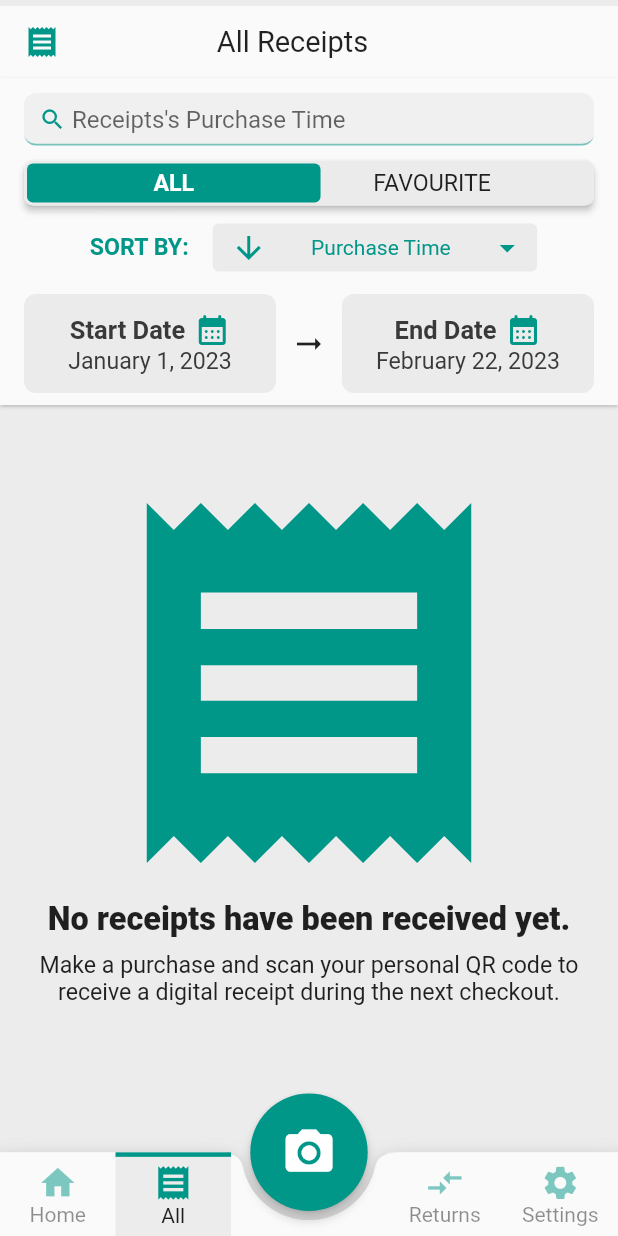
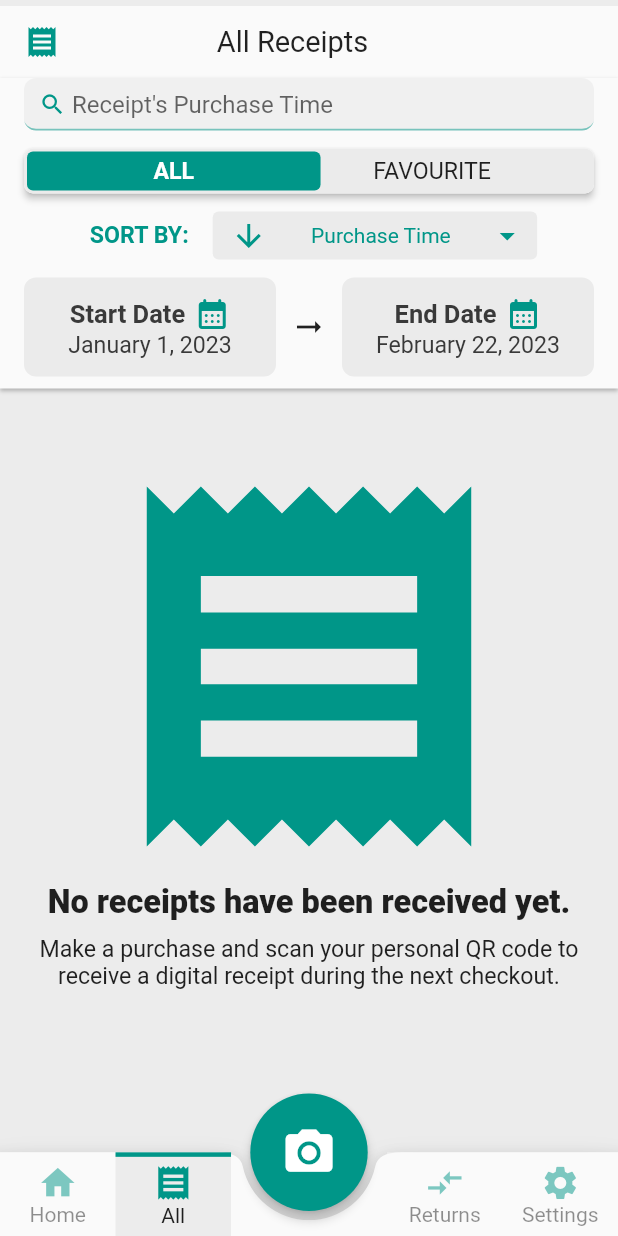
Before and after one commit to TomasKopunec/smart_receipts, a Flutter app: the TabsScaffold screen opened directly, item 2 of the bottom bar chosen, after a tap on "ALL", on a phone screen of 412 x 824 dp. Run offline on Flutter 3.47's test engine with Material 2 defaults, Android fonts, the phone set to English and light mode, and no system bars; our stand-ins replace animated_splash_screen, auto_size_text, flutter_slidable, persistent_bottom_nav_bar, qr_flutter, shared_preferences and 1 more; accounts and stored records are empty; network calls fail; statements that could not run were skipped.

Commit message:
Added Control Header builder

```diff
--- a/lib/helpers/receipts_filter_helper.dart
+++ b/lib/helpers/receipts_filter_helper.dart
@@ -9,12 +9,14 @@ class ReceiptsFilterHelper {
     required List<Receipt> receipts,
     required String value,
     Set<String>? favourites,
+    required bool favEnabled,
     DateTime? start,
     DateTime? end,
   }) async {
     // 1. Filter favourites
-    if (favourites != null) {
-      receipts = await _filterReceiptFavourites(receipts, favourites);
+    if (favourites != null && favEnabled) {
+      receipts =
+          await _filterReceiptFavourites(receipts, favourites, favEnabled);
       if (receipts.isEmpty) {
         return Future(() => []);
       }
@@ -35,9 +37,9 @@ class ReceiptsFilterHelper {
 
   /// Filters out favourite receipts
   static Future<List<Receipt>> _filterReceiptFavourites(
-      List<Receipt> receipts, Set<String> favourites) {
-    return Future(
-        () => receipts.where((r) => _favourite(r, favourites)).toList());
+      List<Receipt> receipts, Set<String> favourites, bool favEnabled) {
+    return Future(() =>
+        receipts.where((r) => _favourite(r, favourites, favEnabled)).toList());
   }
 
   /// Filters by Date Range
@@ -77,8 +79,8 @@ class ReceiptsFilterHelper {
     return purchaseDateTime.isAfter(start) && purchaseDateTime.isBefore(end);
   }
 
-  static bool _favourite(Receipt r, Set<String> favourites) {
-    return favourites.contains(r.receiptId);
+  static bool _favourite(Receipt r, Set<String> favourites, bool favEnabled) {
+    return favEnabled ? favourites.contains(r.receiptId) : true;
   }
 
   static bool _retailerName(Receipt r, String value) =>
--- a/lib/helpers/returns_filter_helper.dart
+++ b/lib/helpers/returns_filter_helper.dart
@@ -19,9 +19,9 @@ class ReturnsFilterHelper {
 
     // 2. Perform receipts search (on returns original receipts)
     final receipts = await ReceiptsFilterHelper.filterReceipts(
-      receipts: returns.map((e) => e.originalReceipt!).toList(),
-      value: value,
-    );
+        receipts: returns.map((e) => e.originalReceipt!).toList(),
+        value: value,
+        favEnabled: false);
     final receiptIds = receipts.map((r) => r.receiptId).toSet();
 
     // 3. Return all returns that have a matching ID with found receipts
--- a/lib/main.dart
+++ b/lib/main.dart
@@ -1,7 +1,6 @@
 import 'package:flutter/material.dart';
 import 'package:flutter/services.dart';
 import 'package:provider/provider.dart';
-import 'package:smart_receipts/models/return/return.dart';
 import 'package:smart_receipts/providers/auth/auth_provider.dart';
 import 'package:smart_receipts/providers/returns/returns_provider.dart';
 import 'package:smart_receipts/providers/screen_provider.dart.dart';
--- a/lib/providers/receipts/receipts_provider.dart
+++ b/lib/providers/receipts/receipts_provider.dart
@@ -53,6 +53,7 @@ class ReceiptsProvider with ChangeNotifier {
       receipts: [..._receipts],
       value: _filterValue,
       favourites: _favorites,
+      favEnabled: _isShowingFavorites,
       start: _start,
       end: _end,
     );
--- a/lib/screens/tabs/all_receipts/all_receipts_screen.dart
+++ b/lib/screens/tabs/all_receipts/all_receipts_screen.dart
@@ -4,8 +4,8 @@ import 'package:provider/provider.dart';
 import 'package:smart_receipts/helpers/size_helper.dart';
 import 'package:smart_receipts/providers/auth/auth_provider.dart';
 import 'package:smart_receipts/providers/receipts/receipts_provider.dart';
-import 'package:smart_receipts/screens/tabs/all_receipts/control_header.dart';
 import 'package:smart_receipts/screens/tabs/all_receipts/responsive_table/receipt_table.dart';
+import 'package:smart_receipts/widgets/control_header/control_header_builder.dart';
 import '../../tab_control/abstract_tab_screen.dart';
 
 class AllReceiptsScreen extends AbstractTabScreen {
@@ -109,12 +109,24 @@ class _AllReceiptsState extends State<AllReceiptsScreen> {
   @override
   Widget build(BuildContext context) {
     return widget.getScreen(
-        headerBody: ControlHeader(isLoading: _isLoading),
+        headerBody: header,
         screenBody: SingleChildScrollView(
           controller: _controller,
           physics: const BouncingScrollPhysics(
               parent: AlwaysScrollableScrollPhysics()),
-          child: ReceiptTable(refreshData: _refreshData, isLoading: _isLoading),
+          child: ReceiptTable(
+            refreshData: _refreshData,
+            isLoading: _isLoading,
+          ),
         ));
   }
+
+  Widget get header {
+    return ControlHeaderBuilder()
+        .withReceiptSearchBar()
+        .withFavouriteToggle(context)
+        .withReceiptSorting()
+        .withReceiptRangeSelection(context)
+        .build(context, _isLoading);
+  }
 }
--- a/lib/screens/tabs/all_receipts/control_header.dart
+++ /dev/null
@@ -1,197 +0,0 @@
-import 'package:flutter/material.dart';
-import 'package:intl/intl.dart';
-import 'package:provider/provider.dart';
-import 'package:smart_receipts/models/receipt/receipt.dart';
-import 'package:smart_receipts/providers/receipts/receipts_provider.dart';
-import 'package:smart_receipts/providers/settings/settings_provider.dart';
-import 'package:smart_receipts/widgets/control_header/sorting_selection.dart';
-import 'package:smart_receipts/widgets/dialogs/dialog_helper.dart';
-import 'package:smart_receipts/widgets/selection_widget.dart';
-
-import '../../../helpers/size_helper.dart';
-import '../../../widgets/animated_toggle.dart';
-import '../../../widgets/control_header/search_bar.dart';
-
-class ControlHeader extends StatelessWidget {
-  final bool isLoading;
-
-  const ControlHeader({
-    super.key,
-    required this.isLoading,
-  });
-
-  Widget getSearchControls(context, ReceiptsProvider provider) {
-    final color = Theme.of(context).primaryColor;
-
-    return Column(
-      children: [
-        Container(
-          padding: const EdgeInsets.only(left: 16, right: 16, bottom: 8),
-          child: Column(
-            children: [
-              // Search Bar
-              const SizedBox(height: 10),
-
-              Consumer<ReceiptsProvider>(
-                builder: (ctx, provider, _) => SearchBar(
-                  onValueChanged: (value) => provider.setFilterValue(value),
-                  hintText: () => "Receipts's ${provider.searchKey.toString()}",
-                ),
-              ),
-
-              const SizedBox(height: 10),
-
-              // Toggle Switch
-              AnimatedToggle(
-                width: SizeHelper.getScreenWidth(context),
-                animDuration: const Duration(milliseconds: 750),
-                values: const ['ALL', 'FAVOURITE'],
-                buttonColor: color,
-                backgroundColor: Theme.of(context).focusColor,
-                textColor: Colors.white,
-                isInitialValue: true,
-                onValueChange: (value) {
-                  provider.toggleFavourites();
-                },
-              ),
-
-              const SizedBox(height: 12),
-
-              // Sorting
-              Consumer<ReceiptsProvider>(
-                builder: (ctx, provider, _) => SortingSelection(
-                  searchableKeys: Receipt.getSearchableKeys(),
-                  onSelected: (value) => provider.setSearchKey(value),
-                  getSortStatus: () => provider.sortStatus,
-                  getValue: () => provider.searchKey,
-                ),
-              ),
-
-              const SizedBox(height: 15),
-
-              // Range Selection
-              Consumer2<ReceiptsProvider, SettingsProvider>(
-                builder: (ctx, receipts, settings, _) => Row(
-                  mainAxisAlignment: MainAxisAlignment.center,
-                  crossAxisAlignment: CrossAxisAlignment.center,
-                  children: [
-                    dateRangeEntry(
-                      context: context,
-                      isStart: true,
-                      dateFormat: settings.dateTimeFormat,
-                      dateTime: receipts.startRangeDate,
-                      onSelected: receipts.setStartRangeDate,
-                    ),
-                    const SizedBox(width: 10),
-                    const Icon(Icons.arrow_right_alt),
-                    const SizedBox(width: 10),
-                    dateRangeEntry(
-                      context: context,
-                      isStart: false,
-                      dateFormat: settings.dateTimeFormat,
-                      dateTime: receipts.endRangeDate,
-                      onSelected: receipts.setEndRangeDate,
-                    )
-                  ],
-                ),
-              ),
-            ],
-          ),
-        ),
-        if (isLoading)
-          LinearProgressIndicator(
-            minHeight: SizeHelper.getScreenHeight(context) * 0.007,
-          )
-      ],
-    );
-  }
-
-  Widget dateRangeEntry({
-    required BuildContext context,
-    required bool isStart,
-    required DateTime dateTime,
-    required DateTimeFormat dateFormat,
-    required Function(DateTime) onSelected,
-  }) {
-    return Expanded(
-      child: Center(
-        child: Material(
-          color: Theme.of(context).focusColor,
-          borderRadius: BorderRadius.circular(8),
-          child: InkWell(
-            onTap: () async {
-              final selected = await DialogHelper.showDatePickerDialog(
-                  context, dateTime, isStart);
-              if (selected != null) {
-                onSelected(selected);
-              }
-            },
-            splashColor: Theme.of(context).primaryColor.withOpacity(0.5),
-            borderRadius: BorderRadius.circular(8),
-            child: Padding(
-              padding: const EdgeInsets.symmetric(vertical: 12, horizontal: 6),
-              child: Column(
-                mainAxisAlignment: MainAxisAlignment.center,
-                crossAxisAlignment: CrossAxisAlignment.start,
-                children: [
-                  Row(
-                    mainAxisAlignment: MainAxisAlignment.center,
-                    children: [
-                      Text(
-                        isStart ? "Start Date" : "End Date",
-                        style: Theme.of(context).textTheme.subtitle1!.copyWith(
-                            fontWeight: FontWeight.w600,
-                            color: Theme.of(context).indicatorColor,
-                            fontSize: SizeHelper.getFontSize(
-                              context,
-                              size: FontSize.regularLarge,
-                            )),
-                      ),
-                      const SizedBox(width: 6),
-                      Icon(
-                        Icons.calendar_month_rounded,
-                        color: Theme.of(context).primaryColor,
-                      )
-                    ],
-                  ),
-                  Center(
-                    child: Text(
-                      DateFormat(dateFormat.format).format(dateTime),
-                      style: Theme.of(context).textTheme.subtitle1!.copyWith(
-                          fontWeight: FontWeight.w400,
-                          color: Theme.of(context).indicatorColor,
-                          fontSize: SizeHelper.getFontSize(
-                            context,
-                            size: FontSize.regular,
-                          )),
-                    ),
-                  ),
-                ],
-              ),
-            ),
-          ),
-        ),
-      ),
-    );
-  }
-
-  Widget getSelectionControls(context, provider) {
-    return Container(
-      padding: const EdgeInsets.only(bottom: 0, top: 8),
-      child: const SelectionWidget(),
-    );
-  }
-
-  Widget getControls(context, ReceiptsProvider provider) {
-    return provider.isSelecting
-        ? getSelectionControls(context, provider)
-        : getSearchControls(context, provider);
-  }
-
-  @override
-  Widget build(BuildContext context) {
-    return Consumer<ReceiptsProvider>(builder: (ctx, provider, child) {
-      return getControls(context, provider);
-    });
-  }
-}
--- a/lib/screens/tabs/all_receipts/responsive_table/receipt_table.dart
+++ b/lib/screens/tabs/all_receipts/responsive_table/receipt_table.dart
@@ -1,6 +1,5 @@
 import 'package:flutter/material.dart';
 import 'package:provider/provider.dart';
-import 'package:shimmer/shimmer.dart';
 
 import 'package:smart_receipts/helpers/size_helper.dart';
 import 'package:smart_receipts/providers/receipts/receipts_provider.dart';
--- a/lib/screens/tabs/returns/returns_screen.dart
+++ b/lib/screens/tabs/returns/returns_screen.dart
@@ -7,6 +7,7 @@ import 'package:smart_receipts/providers/receipts/receipts_provider.dart';
 import 'package:smart_receipts/providers/returns/returns_provider.dart';
 import 'package:smart_receipts/screens/tabs/returns/control_header.dart';
 import 'package:smart_receipts/screens/tabs/returns/returns_entry.dart';
+import 'package:smart_receipts/widgets/control_header/control_header_builder.dart';
 import 'package:smart_receipts/widgets/no_data_found_widget.dart';
 import 'package:smart_receipts/widgets/shimmer_widget.dart';
 
@@ -96,7 +97,7 @@ class _ReturnsScreenState extends State<ReturnsScreen> {
   @override
   Widget build(BuildContext context) {
     return widget.getScreen(
-      headerBody: ControlHeader(isLoading: _isLoading),
+      headerBody: header,
       screenBody: SingleChildScrollView(
         controller: _controller,
         physics: const BouncingScrollPhysics(
@@ -107,6 +108,14 @@ class _ReturnsScreenState extends State<ReturnsScreen> {
         ),
       ),
     );
+  }
+
+  Widget get header {
+    return ControlHeaderBuilder()
+        .withReturnsSearchBar()
+        .withReturnsSorting()
+        .withReturnRangeSelection(context)
+        .build(context, _isLoading);
   }
 
   Widget getBody(ReturnsProvider provider) {
--- /dev/null
+++ b/lib/widgets/control_header/control_header_builder.dart
@@ -0,0 +1,160 @@
+import 'package:flutter/material.dart';
+import 'package:provider/provider.dart';
+import 'package:smart_receipts/helpers/size_helper.dart';
+import 'package:smart_receipts/models/receipt/receipt.dart';
+import 'package:smart_receipts/models/return/return.dart';
+import 'package:smart_receipts/providers/receipts/receipts_provider.dart';
+import 'package:smart_receipts/providers/returns/returns_provider.dart';
+import 'package:smart_receipts/providers/settings/settings_provider.dart';
+import 'package:smart_receipts/widgets/animated_toggle.dart';
+import 'package:smart_receipts/widgets/control_header/date_range_entry.dart';
+import 'package:smart_receipts/widgets/control_header/search_bar.dart';
+
+import 'sorting_selection.dart';
+
+class ControlHeaderBuilder {
+  final List<Widget> _widgets = [];
+
+  // SEARCH BAR
+  ControlHeaderBuilder withReceiptSearchBar() {
+    addWidget(Consumer<ReceiptsProvider>(
+      builder: (ctx, provider, _) => SearchBar(
+        onValueChanged: provider.setFilterValue,
+        hintText: () => "Receipt's ${provider.searchKey.toString()}",
+      ),
+    ));
+    return this;
+  }
+
+  ControlHeaderBuilder withReturnsSearchBar() {
+    addWidget(Consumer<ReturnsProvider>(
+      builder: (ctx, provider, _) => SearchBar(
+        onValueChanged: provider.setFilterValue,
+        hintText: () => "Returns's ${provider.searchKey.toString()}",
+      ),
+    ));
+    return this;
+  }
+
+  ControlHeaderBuilder withFavouriteToggle(BuildContext context) {
+    addWidget(Consumer<ReceiptsProvider>(
+      builder: (ctx, provider, _) => AnimatedToggle(
+        width: SizeHelper.getScreenWidth(context),
+        animDuration: const Duration(milliseconds: 750),
+        values: const ['ALL', 'FAVOURITE'],
+        buttonColor: Theme.of(context).primaryColor,
+        backgroundColor: Theme.of(context).focusColor,
+        textColor: Colors.white,
+        isInitialValue: true,
+        onValueChange: (value) {
+          provider.toggleFavourites();
+        },
+      ),
+    ));
+    return this;
+  }
+
+  ControlHeaderBuilder withReceiptSorting() {
+    addWidget(Consumer<ReceiptsProvider>(
+      builder: (ctx, provider, _) => SortingSelection(
+        searchableKeys: Receipt.getSearchableKeys(),
+        onSelected: (value) => provider.setSearchKey(value),
+        getSortStatus: () => provider.sortStatus,
+        getValue: () => provider.searchKey,
+      ),
+    ));
+    return this;
+  }
+
+  ControlHeaderBuilder withReturnsSorting() {
+    addWidget(Consumer<ReturnsProvider>(
+      builder: (ctx, provider, _) => SortingSelection(
+        searchableKeys: Return.getSearchableKeys(),
+        onSelected: (value) => provider.setSearchKey(value),
+        getSortStatus: () => provider.sortStatus,
+        getValue: () => provider.searchKey,
+      ),
+    ));
+    return this;
+  }
+
+  ControlHeaderBuilder withReceiptRangeSelection(BuildContext context) {
+    _widgets.add(Consumer2<ReceiptsProvider, SettingsProvider>(
+      builder: (ctx, receipts, settings, _) => Row(
+        mainAxisAlignment: MainAxisAlignment.center,
+        crossAxisAlignment: CrossAxisAlignment.center,
+        children: [
+          DateRangeEntry(
+            context: context,
+            isStart: true,
+            dateFormat: settings.dateTimeFormat,
+            dateTime: receipts.startRangeDate,
+            onSelected: receipts.setStartRangeDate,
+          ),
+          const SizedBox(width: 10),
+          const Icon(Icons.arrow_right_alt),
+          const SizedBox(width: 10),
+          DateRangeEntry(
+            context: context,
+            isStart: false,
+            dateFormat: settings.dateTimeFormat,
+            dateTime: receipts.endRangeDate,
+            onSelected: receipts.setEndRangeDate,
+          )
+        ],
+      ),
+    ));
+    return this;
+  }
+
+  ControlHeaderBuilder withReturnRangeSelection(BuildContext context) {
+    _widgets.add(Consumer2<ReturnsProvider, SettingsProvider>(
+      builder: (ctx, receipts, settings, _) => Row(
+        mainAxisAlignment: MainAxisAlignment.center,
+        crossAxisAlignment: CrossAxisAlignment.center,
+        children: [
+          DateRangeEntry(
+            context: context,
+            isStart: true,
+            dateFormat: settings.dateTimeFormat,
+            dateTime: receipts.startRangeDate,
+            onSelected: receipts.setStartRangeDate,
+          ),
+          const SizedBox(width: 10),
+          const Icon(Icons.arrow_right_alt),
+          const SizedBox(width: 10),
+          DateRangeEntry(
+            context: context,
+            isStart: false,
+            dateFormat: settings.dateTimeFormat,
+            dateTime: receipts.endRangeDate,
+            onSelected: receipts.setEndRangeDate,
+          )
+        ],
+      ),
+    ));
+    return this;
+  }
+
+  void addWidget(Widget widget) {
+    _widgets.add(widget);
+    _widgets.add(const SizedBox(height: 12));
+  }
+
+  Widget build(BuildContext context, bool isLoading) {
+    return Column(
+      children: [
+        Container(
+          padding: const EdgeInsets.only(left: 16, right: 16, bottom: 8),
+          child: Column(
+            children: _widgets,
+          ),
+        ),
+        if (isLoading)
+          LinearProgressIndicator(
+            minHeight: SizeHelper.getScreenHeight(context) * 0.007,
+          )
+      ],
+    );
+  }
+}
--- /dev/null
+++ b/lib/widgets/control_header/date_range_entry.dart
@@ -0,0 +1,87 @@
+import 'package:flutter/material.dart';
+import 'package:intl/intl.dart';
+import 'package:smart_receipts/helpers/size_helper.dart';
+import 'package:smart_receipts/providers/settings/settings_provider.dart';
+import 'package:smart_receipts/widgets/dialogs/dialog_helper.dart';
+
+class DateRangeEntry extends StatelessWidget {
+  final BuildContext context;
+  final bool isStart;
+  final DateTime dateTime;
+  final DateTimeFormat dateFormat;
+  final Function(DateTime) onSelected;
+
+  const DateRangeEntry({
+    super.key,
+    required this.context,
+    required this.isStart,
+    required this.dateTime,
+    required this.dateFormat,
+    required this.onSelected,
+  });
+
+  @override
+  Widget build(BuildContext context) {
+    return Expanded(
+      child: Center(
+        child: Material(
+          color: Theme.of(context).focusColor,
+          borderRadius: BorderRadius.circular(8),
+          child: InkWell(
+            onTap: () async {
+              final selected = await DialogHelper.showDatePickerDialog(
+                  context, dateTime, isStart);
+              if (selected != null) {
+                onSelected(selected);
+              }
+            },
+            splashColor: Theme.of(context).primaryColor.withOpacity(0.5),
+            borderRadius: BorderRadius.circular(8),
+            child: Padding(
+              padding: const EdgeInsets.symmetric(vertical: 12, horizontal: 6),
+              child: Column(
+                mainAxisAlignment: MainAxisAlignment.center,
+                crossAxisAlignment: CrossAxisAlignment.start,
+                children: [
+                  Row(
+                    mainAxisAlignment: MainAxisAlignment.center,
+                    children: [
+                      Text(
+                        isStart ? "Start Date" : "End Date",
+                        style: Theme.of(context).textTheme.subtitle1!.copyWith(
+                            fontWeight: FontWeight.w600,
+                            color: Theme.of(context).indicatorColor,
+                            fontSize: SizeHelper.getFontSize(
+                              context,
+                              size: FontSize.regularLarge,
+                            )),
+                      ),
+                      const SizedBox(width: 6),
+                      Icon(
+                        Icons.calendar_month_rounded,
+                        color: Theme.of(context).primaryColor,
+                      )
+                    ],
+                  ),
+                  Center(
+                    child: Text(
+                      DateFormat(dateFormat.format).format(dateTime),
+                      style: Theme.of(context).textTheme.subtitle1!.copyWith(
+                          fontWeight: FontWeight.w400,
+                          color: Theme.of(context).indicatorColor,
+                          fontSize: SizeHelper.getFontSize(
+                            context,
+                            size: FontSize.regular,
+                          )),
+                    ),
+                  ),
+                ],
+              ),
+            ),
+          ),
+        ),
+      ),
+    );
+    ;
+  }
+}
--- a/lib/widgets/dialogs/dialog_helper.dart
+++ b/lib/widgets/dialogs/dialog_helper.dart
@@ -47,7 +47,6 @@ class DialogHelper {
               initialDate: initialDate,
               firstDate: DateTime(2020),
               lastDate: DateTime.now(),
-              cancelText: "RESET",
               confirmText: "SELECT",
               helpText: "SELECT ${isStartDate ? 'START' : 'END'} DATE",
               initialCalendarMode: DatePickerMode.day,
```
